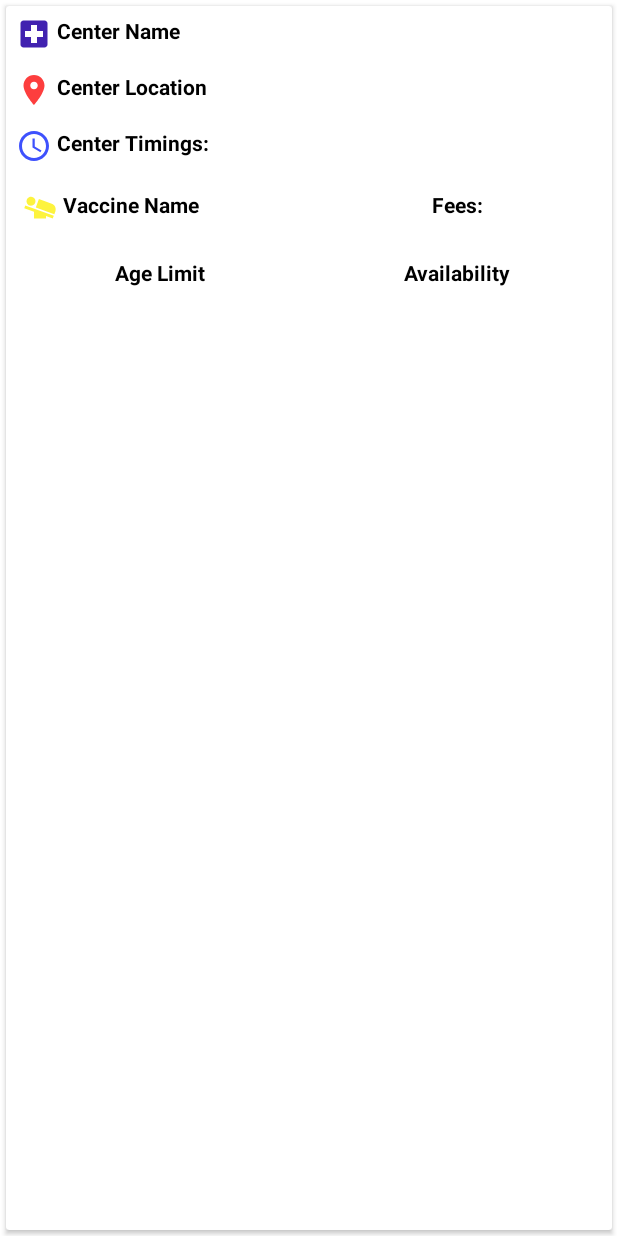
After one commit to adityadav23/Covid-Vaccination-Availability, an Android app: the layout center_rv_item.xml on its own in the app's theme, with its tools: preview values and no code run, on a phone screen of 412 x 824 dp. The commit adds this screen. Run offline under Robolectric (Android 15) with nearby library versions, the phone set to English and light mode, and no system bars.

Commit message:
Created RecyclerView Item layout

```diff
--- a/app/build.gradle
+++ b/app/build.gradle
@@ -40,4 +40,4 @@ dependencies {
     testImplementation 'junit:junit:4.+'
     androidTestImplementation 'androidx.test.ext:junit:1.1.3'
     androidTestImplementation 'androidx.test.espresso:espresso-core:3.4.0'
-}
+    }
--- a/app/src/main/AndroidManifest.xml
+++ b/app/src/main/AndroidManifest.xml
@@ -1,6 +1,8 @@
 <?xml version="1.0" encoding="utf-8"?>
 <manifest xmlns:android="http://schemas.android.com/apk/res/android"
     package="com.example.covid.vaccination">
+
+    <uses-permission android:name="android.permission.INTERNET"/>
 
     <application
         android:allowBackup="true"
--- /dev/null
+++ b/app/src/main/res/drawable/ic_hospital.xml
@@ -0,0 +1,5 @@
+<vector android:height="24dp" android:tint="#4122B0"
+    android:viewportHeight="24" android:viewportWidth="24"
+    android:width="24dp" xmlns:android="http://schemas.android.com/apk/res/android">
+    <path android:fillColor="@android:color/white" android:pathData="M19,3L5,3c-1.1,0 -1.99,0.9 -1.99,2L3,19c0,1.1 0.9,2 2,2h14c1.1,0 2,-0.9 2,-2L21,5c0,-1.1 -0.9,-2 -2,-2zM18,14h-4v4h-4v-4L6,14v-4h4L10,6h4v4h4v4z"/>
+</vector>
--- /dev/null
+++ b/app/src/main/res/drawable/ic_location.xml
@@ -0,0 +1,5 @@
+<vector android:height="24dp" android:tint="#FD3E3E"
+    android:viewportHeight="24" android:viewportWidth="24"
+    android:width="24dp" xmlns:android="http://schemas.android.com/apk/res/android">
+    <path android:fillColor="@android:color/white" android:pathData="M12,2C8.13,2 5,5.13 5,9c0,5.25 7,13 7,13s7,-7.75 7,-13c0,-3.87 -3.13,-7 -7,-7zM12,11.5c-1.38,0 -2.5,-1.12 -2.5,-2.5s1.12,-2.5 2.5,-2.5 2.5,1.12 2.5,2.5 -1.12,2.5 -2.5,2.5z"/>
+</vector>
--- /dev/null
+++ b/app/src/main/res/drawable/ic_time.xml
@@ -0,0 +1,6 @@
+<vector android:height="24dp" android:tint="#3E51FD"
+    android:viewportHeight="24" android:viewportWidth="24"
+    android:width="24dp" xmlns:android="http://schemas.android.com/apk/res/android">
+    <path android:fillColor="@android:color/white" android:pathData="M11.99,2C6.47,2 2,6.48 2,12s4.47,10 9.99,10C17.52,22 22,17.52 22,12S17.52,2 11.99,2zM12,20c-4.42,0 -8,-3.58 -8,-8s3.58,-8 8,-8 8,3.58 8,8 -3.58,8 -8,8z"/>
+    <path android:fillColor="@android:color/white" android:pathData="M12.5,7H11v6l5.25,3.15 0.75,-1.23 -4.5,-2.67z"/>
+</vector>
--- /dev/null
+++ b/app/src/main/res/drawable/ic_vaccine.xml
@@ -0,0 +1,5 @@
+<vector android:height="24dp" android:tint="#FDF33E"
+    android:viewportHeight="24" android:viewportWidth="24"
+    android:width="24dp" xmlns:android="http://schemas.android.com/apk/res/android">
+    <path android:fillColor="@android:color/white" android:pathData="M22.25,14.29l-0.69,1.89L9.2,11.71l2.08,-5.66 8.56,3.09c2.1,0.76 3.18,3.06 2.41,5.15zM1.5,12.14L8,14.48L8,19h8v-1.63L20.52,19l0.69,-1.89 -19.02,-6.86 -0.69,1.89zM7.3,10.2c1.49,-0.72 2.12,-2.51 1.41,-4C7.99,4.71 6.2,4.08 4.7,4.8c-1.49,0.71 -2.12,2.5 -1.4,4 0.71,1.49 2.5,2.12 4,1.4z"/>
+</vector>
--- /dev/null
+++ b/app/src/main/res/layout/center_rv_item.xml
@@ -0,0 +1,90 @@
+<?xml version="1.0" encoding="utf-8"?>
+<androidx.cardview.widget.CardView xmlns:android="http://schemas.android.com/apk/res/android"
+    android:layout_width="match_parent"
+    android:layout_height="match_parent"
+    android:layout_margin="4dp">
+
+<RelativeLayout
+    android:layout_width="match_parent"
+    android:layout_height="wrap_content">
+
+    <TextView
+        android:id="@+id/tv_centerName"
+        android:drawableLeft="@drawable/ic_hospital"
+        android:text="@string/center_name"
+        style="@style/textView_Style" />
+
+    <TextView
+        android:id="@+id/tv_center_location"
+        style="@style/textView_Style"
+        android:layout_width="match_parent"
+        android:layout_height="wrap_content"
+        android:layout_below="@id/tv_centerName"
+        android:drawableLeft="@drawable/ic_location"
+        android:text="@string/center_location" />
+
+    <TextView
+        android:id="@+id/tv_timings"
+        style="@style/textView_Style"
+        android:layout_width="match_parent"
+        android:layout_height="wrap_content"
+        android:layout_below="@id/tv_center_location"
+        android:drawableLeft="@drawable/ic_time"
+        android:text="@string/timings" />
+    <LinearLayout
+        android:layout_width="match_parent"
+        android:layout_height="wrap_content"
+        android:weightSum="2"
+        android:layout_margin="4dp"
+        android:id="@+id/linear_layout1"
+        android:layout_below="@id/tv_timings"
+        android:orientation="horizontal">
+
+        <TextView
+            android:id="@+id/tv_vaccineName"
+            style="@style/textView_Style"
+            android:layout_weight="1"
+            android:drawableLeft="@drawable/ic_vaccine"
+            android:text="@string/vaccine_name" />
+
+        <TextView
+            android:id="@+id/tv_vaccineFees"
+            style="@style/textView_Style"
+            android:layout_weight="1"
+            android:gravity="center"
+            android:text="@string/vaccine_fees"
+            android:textAlignment="center" />
+
+    </LinearLayout>
+    <LinearLayout
+        android:layout_width="match_parent"
+        android:layout_height="wrap_content"
+        android:weightSum="2"
+        android:layout_margin="4dp"
+        android:layout_below="@id/linear_layout1"
+        android:orientation="horizontal">
+
+        <TextView
+            android:id="@+id/tv_ageLimit"
+            style="@style/textView_Style"
+            android:layout_width="match_parent"
+            android:layout_height="wrap_content"
+            android:layout_weight="1"
+            android:gravity="center"
+            android:text="@string/age_limit"
+            android:textAlignment="center" />
+
+        <TextView
+            android:id="@+id/tv_vaccineAvailability"
+            style="@style/textView_Style"
+            android:layout_width="match_parent"
+
+            android:layout_height="wrap_content"
+            android:layout_weight="1"
+            android:text="@string/vaccine_availability"
+            android:textAlignment="center" />
+    </LinearLayout>
+</RelativeLayout>
+
+
+</androidx.cardview.widget.CardView>
--- a/app/src/main/res/values/colors.xml
+++ b/app/src/main/res/values/colors.xml
@@ -1,8 +1,8 @@
 <?xml version="1.0" encoding="utf-8"?>
 <resources>
-    <color name="purple_200">#FFBB86FC</color>
-    <color name="purple_500">#FF6200EE</color>
-    <color name="purple_700">#FF3700B3</color>
+    <color name="purple_200">#8F9D58</color>
+    <color name="purple_500">#8F9D58</color>
+    <color name="purple_700">#8F9D58</color>
     <color name="teal_200">#FF03DAC5</color>
     <color name="teal_700">#FF018786</color>
     <color name="black">#FF000000</color>
--- a/app/src/main/res/values/strings.xml
+++ b/app/src/main/res/values/strings.xml
@@ -1,4 +1,12 @@
 <resources>
     <string name="app_name">Covid Vaccination</string>
-    <string name="enter_pin">Entin Pin Here</string>
+    <string name="enter_pin">Enter Pin Code</string>
+    <string name="search_pincode">SEARCH</string>
+    <string name="center_name">Center Name</string>
+    <string name="center_location">Center Location</string>
+    <string name="timings">Center Timings:</string>
+    <string name="vaccine_name">Vaccine Name</string>
+    <string name="vaccine_fees">Fees:</string>
+    <string name="age_limit">Age Limit</string>
+    <string name="vaccine_availability"> Availability</string>
 </resources>
--- /dev/null
+++ b/app/src/main/res/values/styles.xml
@@ -0,0 +1,13 @@
+<?xml version="1.0" encoding="utf-8"?>
+<resources>
+
+    <style name="textView_Style">
+        <item name="android:layout_width">match_parent</item>
+        <item name="android:layout_height">wrap_content</item>
+        <item name="android:layout_margin">3dp</item>
+        <item name="android:drawablePadding">3dp</item>
+        <item name="android:padding">3dp</item>
+        <item name="android:textColor">@color/black</item>
+        <item name="android:textStyle">bold</item>
+    </style>
+</resources>
```
Also changed, not shown: app/src/main/res/layout/activity_main.xml (+59 -3 lines).
